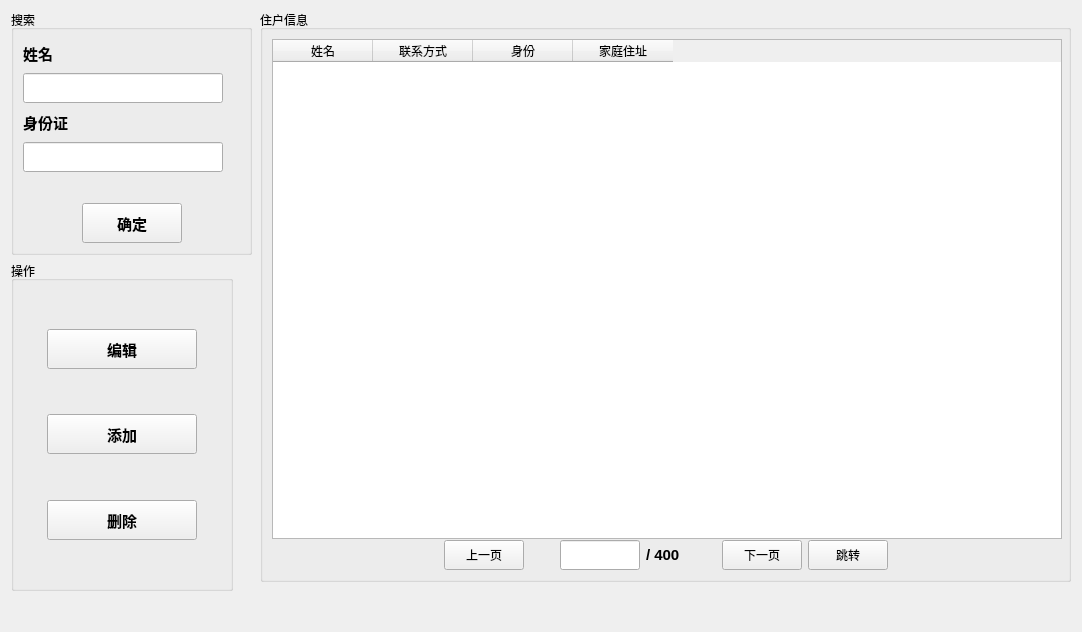
Flzjler/LaborEye, file StaffView/staffview.ui: the form before one commit.
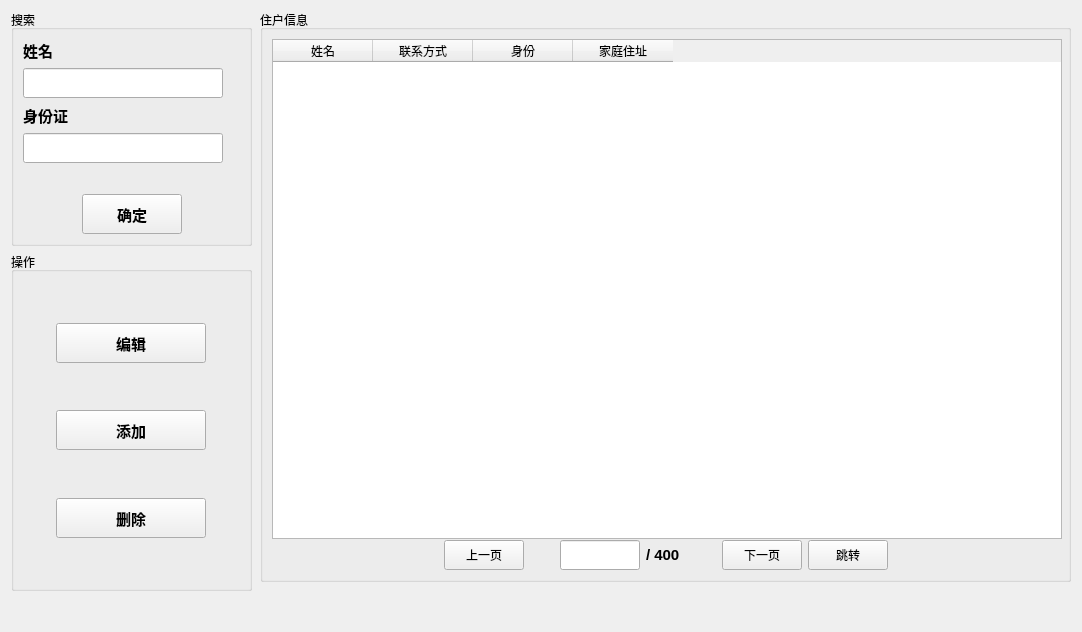
The form after the commit.

Commit message: 调整UI

The edit to the form file:
```diff
--- a/StaffView/staffview.ui
+++ b/StaffView/staffview.ui
@@ -448,14 +448,14 @@
      <widget class="QGroupBox" name="gpbEdit">
       <property name="minimumSize">
        <size>
-        <width>222</width>
-        <height>330</height>
+        <width>0</width>
+        <height>0</height>
        </size>
       </property>
       <property name="maximumSize">
        <size>
-        <width>222</width>
-        <height>330</height>
+        <width>16777215</width>
+        <height>16777215</height>
        </size>
       </property>
       <property name="title">
```
